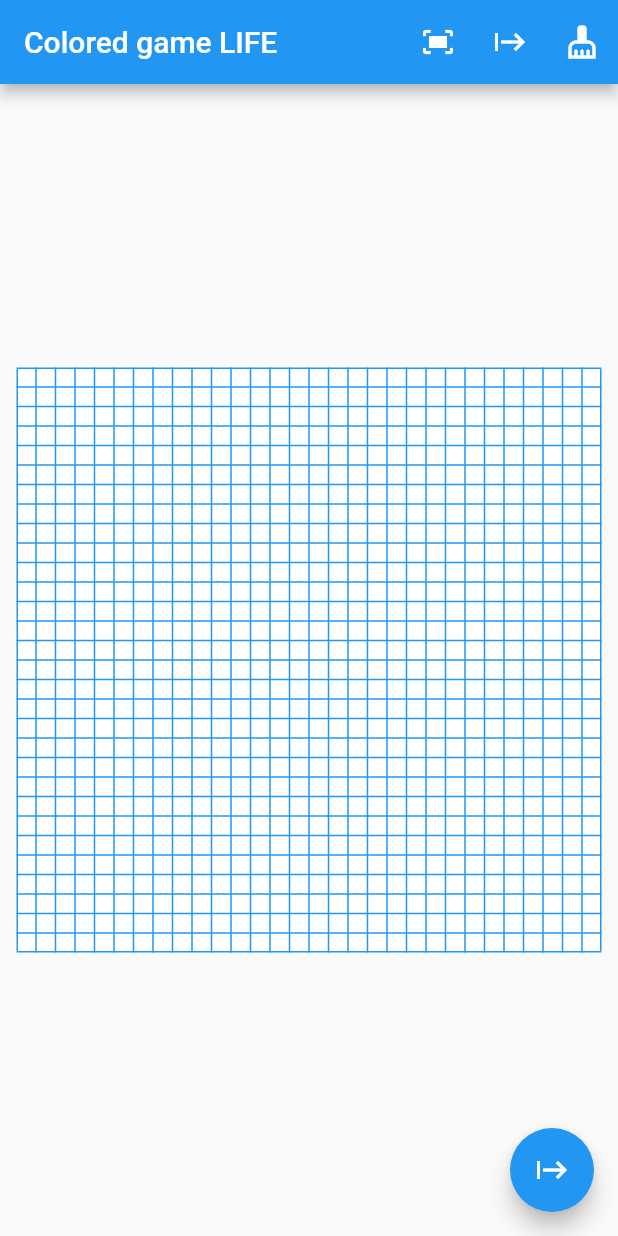
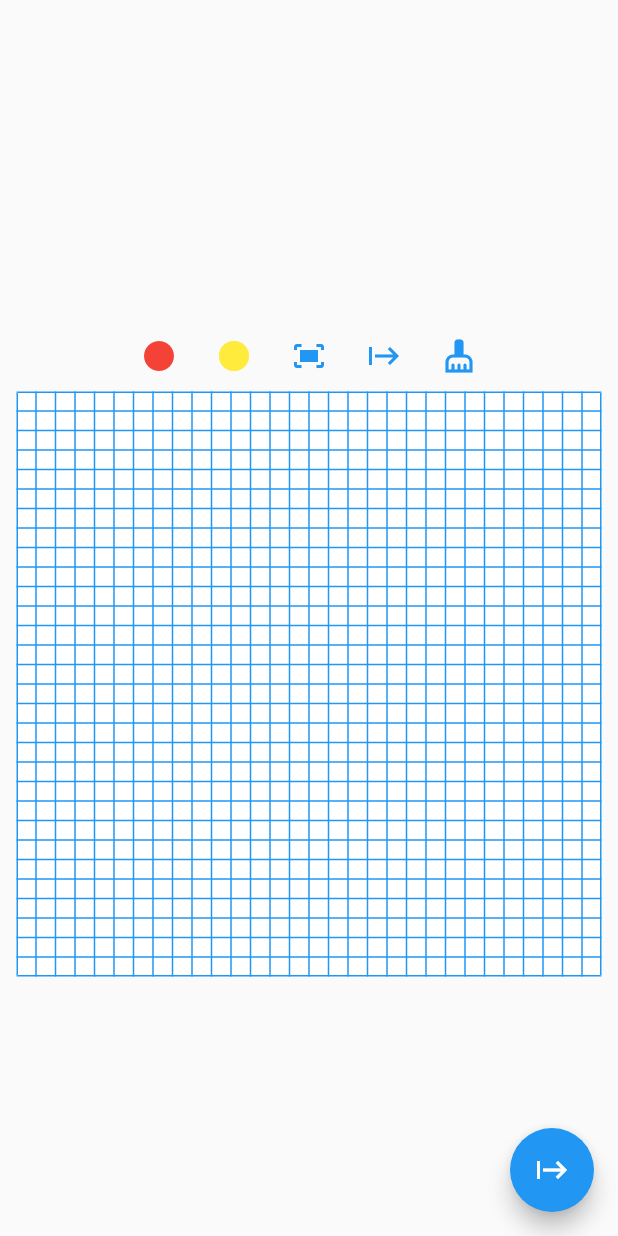
Before and after one commit to Anton4245/ColoredLifeGame, a Flutter app: the screen it shows after launch, on a phone screen of 412 x 824 dp. Run offline on Flutter 3.47's test engine with Material 2 defaults, Android fonts, the phone set to English and light mode, and no system bars.

Commit message:
AdaptiveHeight

```diff
--- a/lib/screens/home_page.dart
+++ b/lib/screens/home_page.dart
@@ -1,4 +1,3 @@
-import 'package:flutter/cupertino.dart';
 import 'package:flutter/material.dart';
 import 'package:life_colored/consts.dart';
 import 'package:life_colored/models/global_model.dart';
@@ -15,6 +14,7 @@ class MyHomePage extends StatefulWidget {
 class MyHomePageState extends State<MyHomePage> {
   int _counter = 0;
   Widget? gameTable;
+  colorsOfChips choosedColor = colorsOfChips.none;
 
   void _gameStart() {
     GlobalModel.instance.gameStart(widget.key);
@@ -41,32 +41,87 @@ class MyHomePageState extends State<MyHomePage> {
 
   @override
   Widget build(BuildContext context) {
+    var standartConstraints = BoxConstraints(minWidth: 50, maxWidth: 70);
     // ignore: prefer_const_constructors
-    gameTable = GameTable();
     return Scaffold(
-      appBar: AppBar(
-        title: Text(widget.title),
-        actions: [
+      // appBar: AppBar(
+      //   title: Text(widget.title),
+      //   actions: [
+      //     IconButton(
+      //         onPressed: changeKoef,
+      //         icon: Icon(GlobalModel.instance.koef == 1
+      //             ? Icons.fit_screen
+      //             : Icons.backspace)),
+      //     IconButton(
+      //         onPressed: _gameStart,
+      //         icon: GlobalModel.instance.gameStatus == GameStatus.gameStarted
+      //             ? const Icon(Icons.play_arrow)
+      //             : const Icon(Icons.start)),
+      //     IconButton(
+      //         onPressed: _gameCleanField,
+      //         icon: const Icon(Icons.cleaning_services))
+      //   ],
+      // ),
+      body: Column(
+        mainAxisAlignment: MainAxisAlignment.center,
+        children: [
+          const SizedBox(
+            height: 40,
+          ),
+          Row(
+            mainAxisAlignment: MainAxisAlignment.center,
+            mainAxisSize: MainAxisSize.max,
+            children: [
+              ...colorsOfChips.values
+                  .where((color) => color != colorsOfChips.none)
+                  .map((e) => RawMaterialButton(
+                        constraints: standartConstraints,
+                        onPressed: () {},
+                        child: Icon(
+                          Icons.circle,
+                          color: colorConverter[e],
+                        ),
+                        shape: CircleBorder(),
+                      )),
               IconButton(
+                  color: Theme.of(context).colorScheme.primary,
+                  constraints: standartConstraints,
+                  padding: EdgeInsets.zero,
                   onPressed: changeKoef,
                   icon: Icon(GlobalModel.instance.koef == 1
                       ? Icons.fit_screen
                       : Icons.backspace)),
               IconButton(
+                  color: Theme.of(context).colorScheme.primary,
+                  constraints: standartConstraints,
                   onPressed: _gameStart,
-              icon: GlobalModel.instance.gameStatus == GameStatus.gameStarted
+                  icon:
+                      GlobalModel.instance.gameStatus == GameStatus.gameStarted
                           ? const Icon(Icons.play_arrow)
                           : const Icon(Icons.start)),
               IconButton(
+                  color: Theme.of(context).colorScheme.primary,
+                  constraints: standartConstraints,
                   onPressed: _gameCleanField,
                   icon: const Icon(Icons.cleaning_services))
             ],
           ),
-      body: Center(
-        child: gameTable,
+          //Expanded(child: GameTable()),
+          adaptiveHeight(GameTable()),
+        ],
       ),
       floatingActionButton: FABWithCondition(),
     );
+  }
+
+  Widget adaptiveHeight(Widget w) {
+    var media = MediaQuery.of(context);
+    if ((media.size.height - media.size.width >= 100) &&
+        GlobalModel.instance.koef < 1.05) {
+      return w;
+    } else {
+      return Expanded(child: w);
+    }
   }
 
   FloatingActionButton FABWithCondition() {
```
Also changed, not shown: lib/screens/graggable.dart (added). Lines whose indentation alone changed are shown as unchanged.
